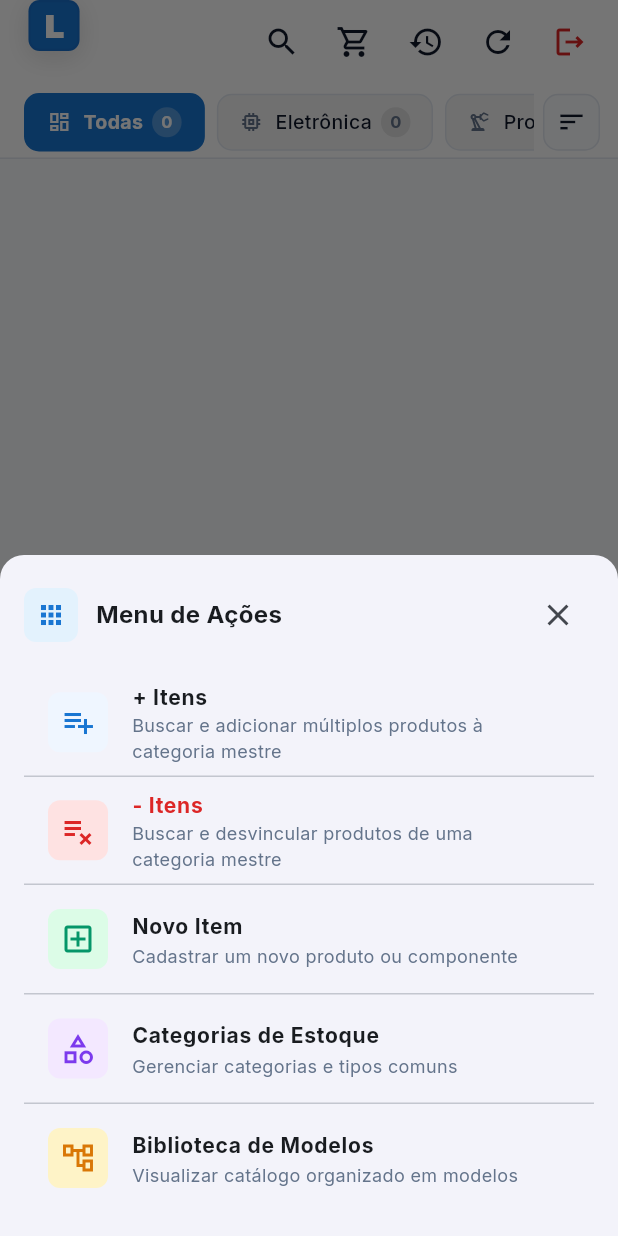
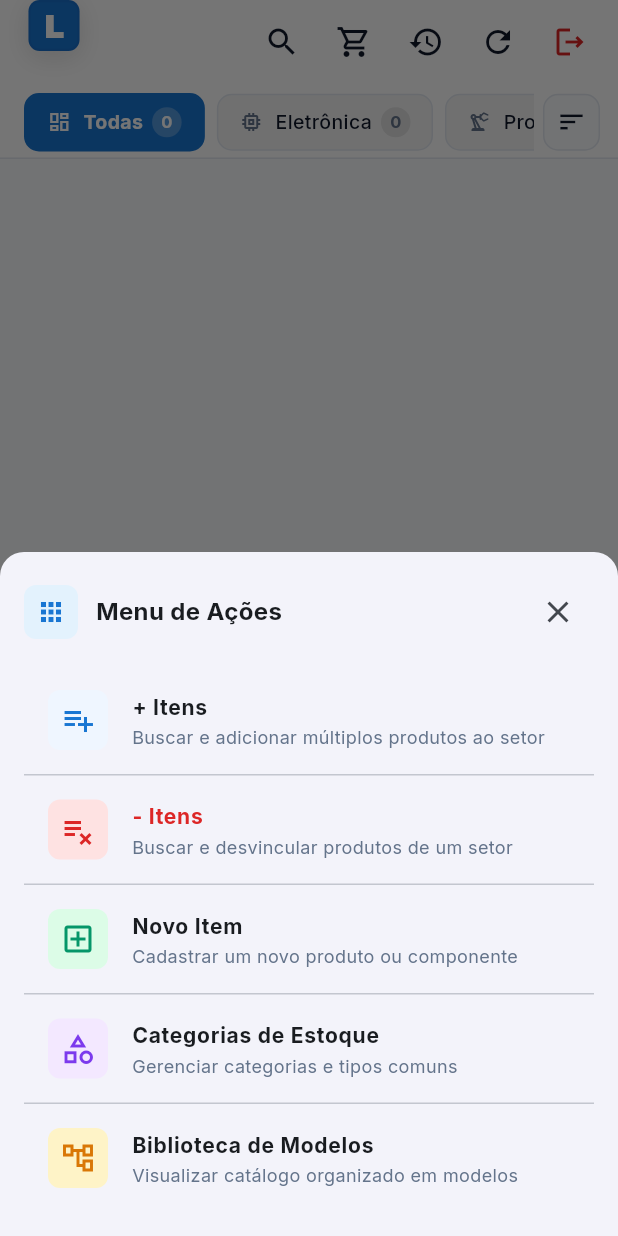
Before and after one commit to tomi-pereyra/luxpryme-stock, a Flutter app: the screen it shows once a user with an empty profile is signed in, after a tap on the "menu" icon, on a phone screen of 412 x 824 dp. Run offline on Flutter 3.47's test engine with Material 3 defaults, Android fonts, the phone set to English and light mode, and no system bars; our stand-ins replace google_fonts, supabase_flutter; accounts and stored records are empty; statements that could not run were skipped.

Commit message:
refactor: renomear 'categoria mestre' para 'setor' e expurgar exemplos de PIN do manual

```diff
--- a/lib/data/models/operator_pin_model.dart
+++ b/lib/data/models/operator_pin_model.dart
@@ -22,7 +22,7 @@ class OperatorPinModel {
   String get masterCategoryLabel {
     switch (masterCategory.toLowerCase()) {
       case 'todas':
-        return 'Mestre (Todas as Categorias)';
+        return 'Mestre (Todos os Setores)';
       case 'eletronica':
         return 'Eletrônica';
       case 'producao':
--- a/lib/data/services/inventory_service.dart
+++ b/lib/data/services/inventory_service.dart
@@ -520,18 +520,18 @@ class InventoryService {
     if (!operator.isMasterPin) {
       throw Exception(
         'Acesso negado: O PIN informado pertence a "${operator.name}". '
-        'Apenas operadores com PIN Mestre (ex: Supervisor Geral) têm autorização para adicionar categorias mestres.',
+        'Apenas operadores com PIN Mestre (ex: Supervisor Geral) têm autorização para adicionar setores.',
       );
     }
 
     final cleanName = name.trim();
     if (cleanName.isEmpty) {
-      throw Exception('Informe o nome da categoria mestre.');
+      throw Exception('Informe o nome do setor.');
     }
 
     final id = generateMasterCategorySlug(cleanName);
     if (_masterCategories.any((mc) => mc.id.toLowerCase() == id)) {
-      throw Exception('Já existe uma categoria mestre com o identificador "$id".');
+      throw Exception('Já existe um setor com o identificador "$id".');
     }
 
     final newMaster = MasterCategoryModel(
@@ -581,18 +581,18 @@ class InventoryService {
     if (!operator.isMasterPin) {
       throw Exception(
         'Acesso negado: O PIN informado pertence a "${operator.name}". '
-        'Apenas operadores com PIN Mestre têm autorização para modificar categorias mestres.',
+        'Apenas operadores com PIN Mestre têm autorização para modificar setores.',
       );
     }
 
     final index = _masterCategories.indexWhere((mc) => mc.id.toLowerCase() == id.toLowerCase());
     if (index == -1) {
-      throw Exception('Categoria mestre "$id" não encontrada.');
+      throw Exception('Setor "$id" não encontrado.');
     }
 
     final cleanName = name.trim();
     if (cleanName.isEmpty) {
-      throw Exception('O nome da categoria mestre não pode ser vazio.');
+      throw Exception('O nome do setor não pode ser vazio.');
     }
 
     final existing = _masterCategories[index];
@@ -635,13 +635,13 @@ class InventoryService {
     if (!operator.isMasterPin) {
       throw Exception(
         'Acesso negado: O PIN informado pertence a "${operator.name}". '
-        'Apenas operadores com PIN Mestre têm autorização para excluir categorias mestres.',
+        'Apenas operadores com PIN Mestre têm autorização para excluir setores.',
       );
     }
 
     final lowerId = id.toLowerCase();
     if (lowerId == 'outros') {
-      throw Exception('A categoria mestre "Outros" é padrão do sistema e não pode ser excluída.');
+      throw Exception('O setor "Outros" é padrão do sistema e não pode ser excluído.');
     }
 
     // Desvincula dos produtos que tinham essa categoria mestre, movendo para 'outros' se ficarem sem nenhuma
@@ -1113,7 +1113,7 @@ class InventoryService {
       if (!op.canModify(product)) {
         throw Exception(
           'Acesso negado: O PIN "${op.name}" (${op.masterCategoryLabel}) '
-          'não possui autorização para cadastrar produtos nesta categoria mestre.',
+          'não possui autorização para cadastrar produtos neste setor.',
         );
       }
       operatorName = op.name;
@@ -1307,7 +1307,7 @@ class InventoryService {
       if (targetProduct != null && !op.canModify(targetProduct)) {
         throw Exception(
           'Acesso negado: O PIN "${op.name}" (${op.masterCategoryLabel}) '
-          'não possui autorização para excluir produtos desta categoria mestre.',
+          'não possui autorização para excluir produtos deste setor.',
         );
       }
       operatorName = op.name;
@@ -1699,7 +1699,7 @@ class InventoryService {
 
     final operatorPin = await validatePin(pin);
     if (operatorPin == null || !operatorPin.isMasterPin) {
-      throw Exception('Apenas operadores com PIN Mestre têm permissão para adicionar produtos a categorias mestres.');
+      throw Exception('Apenas operadores com PIN Mestre têm permissão para adicionar produtos a setores.');
     }
 
     final catId = targetMasterCategoryId.toLowerCase().trim();
@@ -1773,7 +1773,7 @@ class InventoryService {
 
     final operatorPin = await validatePin(pin);
     if (operatorPin == null || !operatorPin.isMasterPin) {
-      throw Exception('Apenas operadores com PIN Mestre têm permissão para remover produtos de categorias mestres.');
+      throw Exception('Apenas operadores com PIN Mestre têm permissão para remover produtos de setores.');
     }
 
     final catId = targetMasterCategoryId.toLowerCase().trim();
--- a/lib/screens/admin/admin_panel_screen.dart
+++ b/lib/screens/admin/admin_panel_screen.dart
@@ -320,7 +320,7 @@ class _AdminPanelScreenState extends State<AdminPanelScreen> {
                           crossAxisAlignment: CrossAxisAlignment.start,
                           children: [
                             Text(
-                              'Categorias Mestres Industriais',
+                              'Setores da Fábrica',
                               style: GoogleFonts.inter(
                                 fontSize: 16,
                                 fontWeight: FontWeight.w700,
@@ -329,7 +329,7 @@ class _AdminPanelScreenState extends State<AdminPanelScreen> {
                             ),
                             const SizedBox(height: 4),
                             Text(
-                              'Adicione, edite ou remova categorias mestres (ex: Preparação, Embalamento) com validação de PIN Mestre.',
+                              'Adicione, edite ou remova setores da fábrica (ex: Preparação, Embalamento) com validação de PIN Mestre.',
                               style: GoogleFonts.inter(
                                 fontSize: 13,
                                 color: AppColors.textSecondary,
@@ -345,7 +345,7 @@ class _AdminPanelScreenState extends State<AdminPanelScreen> {
                         ),
                         icon: const Icon(Icons.tune, size: 18),
                         label: Text(
-                          'Gerenciar Categorias Mestres',
+                          'Gerenciar Setores',
                           style: GoogleFonts.inter(fontWeight: FontWeight.w700),
                         ),
                         onPressed: () => MasterCategoriesManageDialog.show(context),
@@ -395,7 +395,7 @@ class _AdminPanelScreenState extends State<AdminPanelScreen> {
                               inputFormatters: [FilteringTextInputFormatter.digitsOnly],
                               decoration: const InputDecoration(
                                 labelText: 'PIN (4 dígitos)',
-                                hintText: 'Ex: 2026',
+                                hintText: 'Ex: 4 dígitos',
                                 counterText: '',
                                 prefixIcon: Icon(Icons.pin_outlined),
                               ),
@@ -407,7 +407,7 @@ class _AdminPanelScreenState extends State<AdminPanelScreen> {
                       Row(
                         children: [
                           Text(
-                            'Autorização por Categoria Mestre:',
+                            'Autorização por Setor:',
                             style: GoogleFonts.inter(
                               fontSize: 13,
                               fontWeight: FontWeight.w600,
@@ -427,7 +427,7 @@ class _AdminPanelScreenState extends State<AdminPanelScreen> {
                                   children: [
                                     ChoiceChip(
                                       avatar: const Icon(Icons.stars, size: 16, color: Color(0xFF7C3AED)),
-                                      label: const Text('Mestre (Todas as Categorias)'),
+                                      label: const Text('Mestre (Acesso a Todos os Setores)'),
                                       selected: _selectedMasterCategory == 'todas',
                                       selectedColor: const Color(0xFFEDE9FE),
                                       onSelected: (val) {
--- a/lib/screens/inventory/inventory_screen.dart
+++ b/lib/screens/inventory/inventory_screen.dart
@@ -187,7 +187,7 @@ class _InventoryScreenState extends State<InventoryScreen> {
           return AlertDialog(
             shape: RoundedRectangleBorder(borderRadius: BorderRadius.circular(16)),
             title: Text(
-              'Gerenciar Categorias Mestres',
+              'Gerenciar Setores',
               style: GoogleFonts.inter(fontWeight: FontWeight.w700, fontSize: 18),
             ),
             content: SingleChildScrollView(
@@ -208,7 +208,7 @@ class _InventoryScreenState extends State<InventoryScreen> {
                   ],
                   const SizedBox(height: 16),
                   Text(
-                    'Selecione as categorias mestres para este produto:',
+                    'Selecione os setores para este produto:',
                     style: GoogleFonts.inter(fontSize: 13, color: AppColors.textSecondary),
                   ),
                   const SizedBox(height: 12),
@@ -266,7 +266,7 @@ class _InventoryScreenState extends State<InventoryScreen> {
           ScaffoldMessenger.of(context).showSnackBar(
             SnackBar(
               backgroundColor: AppColors.stockNormal,
-              content: Text('Categoria mestre de "${product.name}" atualizada com sucesso!'),
+              content: Text('Setor de "${product.name}" atualizado com sucesso!'),
             ),
           );
         }
@@ -493,7 +493,7 @@ class _InventoryScreenState extends State<InventoryScreen> {
                       const SizedBox(width: 10),
                       Expanded(
                         child: Text(
-                          'Categorias Comuns de "$masterCatName"',
+                          'Categorias do Setor "$masterCatName"',
                           style: GoogleFonts.inter(
                               fontSize: 16, fontWeight: FontWeight.w700),
                         ),
@@ -504,7 +504,7 @@ class _InventoryScreenState extends State<InventoryScreen> {
                 Padding(
                   padding: const EdgeInsets.symmetric(horizontal: 20, vertical: 2),
                   child: Text(
-                    'Selecione uma categoria comum para filtrar:',
+                    'Selecione uma categoria para filtrar:',
                     style: GoogleFonts.inter(
                         fontSize: 12, color: AppColors.textSecondary),
                   ),
@@ -517,7 +517,7 @@ class _InventoryScreenState extends State<InventoryScreen> {
                         : Icons.radio_button_off,
                     color: AppColors.primary,
                   ),
-                  title: const Text('Todos os itens desta categoria mestre'),
+                  title: const Text('Todos os itens deste setor'),
                   onTap: () {
                     setState(() {
                       _selectedCategoryId = null;
@@ -679,7 +679,7 @@ class _InventoryScreenState extends State<InventoryScreen> {
                         fontWeight: FontWeight.w700, fontSize: 14),
                   ),
                   subtitle: Text(
-                    'Buscar e adicionar múltiplos produtos à categoria mestre',
+                    'Buscar e adicionar múltiplos produtos ao setor',
                     style: GoogleFonts.inter(
                         fontSize: 12, color: AppColors.textSecondary),
                   ),
@@ -711,7 +711,7 @@ class _InventoryScreenState extends State<InventoryScreen> {
                         fontWeight: FontWeight.w700, fontSize: 14, color: AppColors.stockZero),
                   ),
                   subtitle: Text(
-                    'Buscar e desvincular produtos de uma categoria mestre',
+                    'Buscar e desvincular produtos de um setor',
                     style: GoogleFonts.inter(
                         fontSize: 12, color: AppColors.textSecondary),
                   ),
--- a/lib/screens/inventory/widgets/batch_add_master_category_dialog.dart
+++ b/lib/screens/inventory/widgets/batch_add_master_category_dialog.dart
@@ -113,7 +113,7 @@ class _BatchAddMasterCategoryDialogState
     );
 
     final actionLabel = isAddMode ? 'adicionar' : 'remover';
-    final preposition = isAddMode ? 'à categoria mestre' : 'da categoria mestre';
+    final preposition = isAddMode ? 'ao setor' : 'do setor';
 
     final pinController = TextEditingController();
     String? pinError;
@@ -241,8 +241,8 @@ class _BatchAddMasterCategoryDialogState
             backgroundColor: isAddMode ? AppColors.stockNormal : AppColors.primary,
             content: Text(
               isAddMode
-                  ? 'Sucesso! ${_selectedProductIds.length} produto(s) adicionado(s) à categoria "${targetCategory.name}".'
-                  : 'Sucesso! ${_selectedProductIds.length} produto(s) removido(s) da categoria "${targetCategory.name}".',
+                  ? 'Sucesso! ${_selectedProductIds.length} produto(s) adicionado(s) ao setor "${targetCategory.name}".'
+                  : 'Sucesso! ${_selectedProductIds.length} produto(s) removido(s) do setor "${targetCategory.name}".',
               style: GoogleFonts.inter(fontWeight: FontWeight.w600),
             ),
           ),
@@ -303,13 +303,13 @@ class _BatchAddMasterCategoryDialogState
                       crossAxisAlignment: CrossAxisAlignment.start,
                       children: [
                         Text(
-                          isAddMode ? '+ Itens na Categoria' : '- Itens da Categoria',
+                          isAddMode ? '+ Itens no Setor' : '- Itens do Setor',
                           style: GoogleFonts.inter(fontSize: 16, fontWeight: FontWeight.w700),
                         ),
                         Row(
                           children: [
                             Text(
-                              isAddMode ? 'Adicionar à: ' : 'Remover de: ',
+                              isAddMode ? 'Adicionar ao: ' : 'Remover do: ',
                               style: GoogleFonts.inter(fontSize: 12, color: AppColors.textSecondary),
                             ),
                             DropdownButtonHideUnderline(
@@ -465,8 +465,8 @@ class _BatchAddMasterCategoryDialogState
                           _searchQuery.isNotEmpty
                               ? 'Nenhum item encontrado para "$_searchQuery".'
                               : (isAddMode
-                                  ? 'Todos os itens já pertencem a "${targetCategory.name}".'
-                                  : 'Nenhum item vinculado à categoria "${targetCategory.name}".'),
+                                  ? 'Todos os itens já pertencem ao setor "${targetCategory.name}".'
+                                  : 'Nenhum item vinculado ao setor "${targetCategory.name}".'),
                           textAlign: TextAlign.center,
                           style: GoogleFonts.inter(fontSize: 13, color: AppColors.textSecondary),
                         ),
@@ -598,8 +598,8 @@ class _BatchAddMasterCategoryDialogState
                           )
                         : Text(
                             isAddMode
-                                ? 'Adicionar à ${targetCategory.name}'
-                                : 'Remover de ${targetCategory.name}',
+                                ? 'Adicionar ao Setor ${targetCategory.name}'
+                                : 'Remover do Setor ${targetCategory.name}',
                           ),
                   ),
                 ],
--- a/lib/screens/inventory/widgets/categories_manage_dialog.dart
+++ b/lib/screens/inventory/widgets/categories_manage_dialog.dart
@@ -163,7 +163,7 @@ class _CategoriesManageDialogState extends State<CategoriesManageDialog> {
                   ),
                   icon: const Icon(Icons.dashboard_customize_outlined, size: 15),
                   label: Text(
-                    'Gerenciar Categorias Mestres',
+                    'Gerenciar Setores',
                     style: GoogleFonts.inter(fontSize: 11, fontWeight: FontWeight.w600),
                   ),
                   onPressed: () {
--- a/lib/screens/inventory/widgets/master_categories_manage_dialog.dart
+++ b/lib/screens/inventory/widgets/master_categories_manage_dialog.dart
@@ -84,7 +84,7 @@ class _MasterCategoriesManageDialogState
                     crossAxisAlignment: CrossAxisAlignment.start,
                     children: [
                       Text(
-                        'Nova Categoria Mestre',
+                        'Novo Setor da Fábrica',
                         style: GoogleFonts.inter(fontWeight: FontWeight.w700, fontSize: 18),
                       ),
                       Text(
@@ -125,12 +125,12 @@ class _MasterCategoriesManageDialogState
                     ),
                   ],
 
-                  // Nome da Categoria Mestre
+                  // Nome do Setor
                   TextField(
                     controller: nameController,
                     autofocus: true,
                     decoration: const InputDecoration(
-                      labelText: 'Nome da Categoria Mestre *',
+                      labelText: 'Nome do Setor *',
                       hintText: 'Ex: Preparação, Embalamento, etc.',
                       prefixIcon: Icon(Icons.label_outline),
                     ),
@@ -274,13 +274,13 @@ class _MasterCategoriesManageDialogState
               ),
               ElevatedButton.icon(
                 icon: const Icon(Icons.check, size: 18),
-                label: const Text('Salvar Categoria Mestre'),
+                label: const Text('Salvar Setor'),
                 onPressed: () async {
                   final name = nameController.text.trim();
                   final pin = pinController.text.trim();
 
                   if (name.isEmpty) {
-                    setDialogState(() => errorText = 'Informe o nome da categoria mestre.');
+                    setDialogState(() => errorText = 'Informe o nome do setor.');
                     return;
                   }
                   if (pin.length != 4) {
@@ -300,7 +300,7 @@ class _MasterCategoriesManageDialogState
                     messenger.showSnackBar(
                       SnackBar(
                         backgroundColor: AppColors.stockNormal,
-                        content: Text('Categoria mestre "$name" criada com sucesso!'),
+                        content: Text('Setor "$name" criado com sucesso!'),
                       ),
                     );
                   } catch (e) {
@@ -348,7 +348,7 @@ class _MasterCategoriesManageDialogState
                     crossAxisAlignment: CrossAxisAlignment.start,
                     children: [
                       Text(
-                        'Modificar Categoria Mestre',
+                        'Modificar Setor',
                         style: GoogleFonts.inter(fontWeight: FontWeight.w700, fontSize: 18),
                       ),
                       Text(
@@ -389,11 +389,11 @@ class _MasterCategoriesManageDialogState
                     ),
                   ],
 
-                  // Nome da Categoria Mestre
+                  // Nome do Setor
                   TextField(
                     controller: nameController,
                     decoration: const InputDecoration(
-                      labelText: 'Nome da Categoria Mestre *',
+                      labelText: 'Nome do Setor *',
                       prefixIcon: Icon(Icons.label_outline),
                     ),
                   ),
@@ -562,7 +562,7 @@ class _MasterCategoriesManageDialogState
                     messenger.showSnackBar(
                       SnackBar(
                         backgroundColor: AppColors.stockNormal,
-                        content: Text('Categoria mestre "$name" atualizada com sucesso!'),
+                        content: Text('Setor "$name" atualizado com sucesso!'),
                       ),
                     );
                   } catch (e) {
@@ -585,14 +585,14 @@ class _MasterCategoriesManageDialogState
   ) async {
     final pin = await PinConfirmationDialog.show(
       context,
-      title: 'Eliminar Categoria Mestre',
+      title: 'Eliminar Setor',
       subtitle: productCount > 0
-          ? 'ATENÇÃO: Existem $productCount produto(s) nesta categoria mestre.\n'
-              'Ao excluir, esses produtos serão mantidos e transferidos automaticamente para a categoria "Outros".\n'
+          ? 'ATENÇÃO: Existem $productCount produto(s) neste setor.\n'
+              'Ao excluir, esses produtos serão mantidos e transferidos automaticamente para o setor "Outros".\n'
               'Digite seu PIN Mestre para confirmar:'
-          : 'Para eliminar a categoria mestre "${category.name}", digite seu PIN Mestre:',
+          : 'Para eliminar o setor "${category.name}", digite seu PIN Mestre:',
       itemName: category.name,
-      actionLabel: 'Excluir Categoria Mestre',
+      actionLabel: 'Excluir Setor',
       actionColor: AppColors.stockZero,
       actionIcon: Icons.delete_forever,
     );
@@ -608,7 +608,7 @@ class _MasterCategoriesManageDialogState
         ScaffoldMessenger.of(context).showSnackBar(
           SnackBar(
             backgroundColor: AppColors.stockNormal,
-            content: Text('Categoria mestre "${category.name}" eliminada com sucesso.'),
+            content: Text('Setor "${category.name}" eliminado com sucesso.'),
           ),
         );
       }
@@ -655,7 +655,7 @@ class _MasterCategoriesManageDialogState
                         crossAxisAlignment: CrossAxisAlignment.start,
                         children: [
                           Text(
-                            'Categorias Mestres Industriais',
+                            'Setores da Fábrica',
                             style: GoogleFonts.inter(
                               fontSize: 18,
                               fontWeight: FontWeight.w700,
@@ -695,7 +695,7 @@ class _MasterCategoriesManageDialogState
                     const SizedBox(width: 10),
                     Expanded(
                       child: Text(
-                        'Apenas operadores com PIN Mestre (ex: Supervisor Geral) possuem autorização para adicionar, modificar ou excluir categorias mestres.',
+                        'Apenas operadores com PIN Mestre (ex: Supervisor Geral) possuem autorização para adicionar, modificar ou excluir setores.',
                         style: GoogleFonts.inter(
                           fontSize: 12,
                           color: AppColors.primaryDark,
@@ -843,14 +843,14 @@ class _MasterCategoriesManageDialogState
                                     children: [
                                       IconButton(
                                         icon: const Icon(Icons.edit_outlined, size: 20),
-                                        tooltip: 'Modificar Categoria Mestre (Requer PIN Mestre)',
+                                        tooltip: 'Modificar Setor (Requer PIN Mestre)',
                                         onPressed: () => _openEditMasterCategoryDialog(mc),
                                       ),
                                       if (!isOutros) ...[
                                         IconButton(
                                           icon: const Icon(Icons.delete_outline,
                                               size: 20, color: AppColors.stockZero),
-                                          tooltip: 'Eliminar Categoria Mestre (Requer PIN Mestre)',
+                                          tooltip: 'Eliminar Setor (Requer PIN Mestre)',
                                           onPressed: () =>
                                               _handleDeleteMasterCategory(mc, count),
                                         ),
@@ -887,7 +887,7 @@ class _MasterCategoriesManageDialogState
                     ),
                     icon: const Icon(Icons.add, size: 20),
                     label: Text(
-                      'Nova Categoria Mestre',
+                      'Novo Setor',
                       style: GoogleFonts.inter(fontWeight: FontWeight.w700),
                     ),
                     onPressed: _openAddMasterCategoryDialog,
--- a/lib/screens/inventory/widgets/product_card.dart
+++ b/lib/screens/inventory/widgets/product_card.dart
@@ -262,7 +262,7 @@ class ProductCard extends StatelessWidget {
                           children: [
                             Icon(Icons.drive_file_move_outlined, size: 18, color: Color(0xFF2563EB)),
                             SizedBox(width: 8),
-                            Text('Mover Categoria Mestre'),
+                            Text('Mover Setor'),
                           ],
                         ),
                       ),
--- a/lib/screens/inventory/widgets/product_form_dialog.dart
+++ b/lib/screens/inventory/widgets/product_form_dialog.dart
@@ -400,9 +400,9 @@ class _ProductFormDialogState extends State<ProductFormDialog> {
                       ),
                       const SizedBox(height: 18),
 
-                      // Categorias Mestres
+                      // Setor / Setores
                       Text(
-                        'Categoria Mestre (Pode marcar mais de uma) *',
+                        'Setor (Pode marcar mais de um) *',
                         style: GoogleFonts.inter(fontSize: 13, fontWeight: FontWeight.w600),
                       ),
                       const SizedBox(height: 8),
```
Also changed, not shown: 3 other files.
